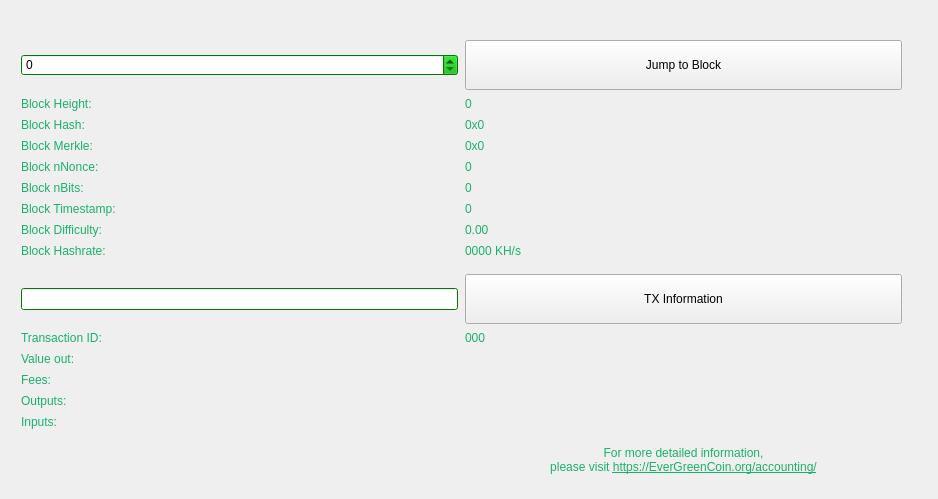
Above: src/qt/forms/blockbrowser.ui from EverGreenCoinDev/EverGreenCoin before the change. Below: the same form after it.
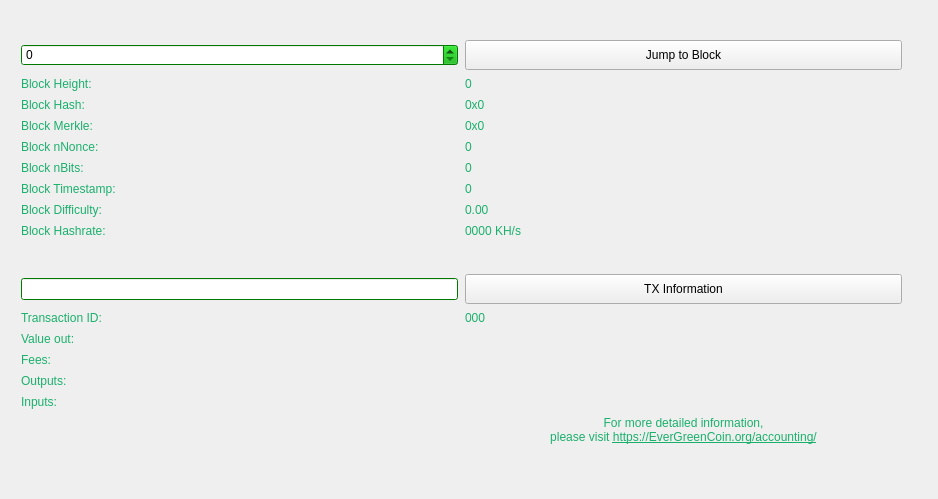
That is the form after the change.

Commit message: Block explorer btn sizes and vspacer

Diff of the .ui file:
```diff
--- a/src/qt/forms/blockbrowser.ui
+++ b/src/qt/forms/blockbrowser.ui
@@ -85,7 +85,7 @@
        <string>QLabel { color: #266C3F; }
 </string>
       </property>
-      <layout class="QGridLayout" name="gridLayout_3" rowstretch="0,0,0,0,0,0,0,0,0,0,0,0,0,0,0,0,0,0,0,0" columnstretch="0,0">
+      <layout class="QGridLayout" name="gridLayout_3" rowstretch="0,0,0,0,0,0,0,0,0,0,0,0,0,0,0,0,0,0,0,0,0" columnstretch="0,0">
        <property name="sizeConstraint">
         <enum>QLayout::SetMaximumSize</enum>
        </property>
@@ -931,7 +931,7 @@
          <property name="minimumSize">
           <size>
            <width>300</width>
-           <height>50</height>
+           <height>30</height>
           </size>
          </property>
          <property name="maximumSize">
@@ -1521,7 +1521,7 @@
          <property name="minimumSize">
           <size>
            <width>0</width>
-           <height>50</height>
+           <height>30</height>
           </size>
          </property>
          <property name="font">
@@ -1610,7 +1610,7 @@
          </property>
         </widget>
        </item>
-       <item row="18" column="1">
+       <item row="20" column="1">
         <spacer name="verticalSpacer_3">
          <property name="orientation">
           <enum>Qt::Vertical</enum>
```
Left out of the diff: 50 changed lines with no effect on the pictures.
